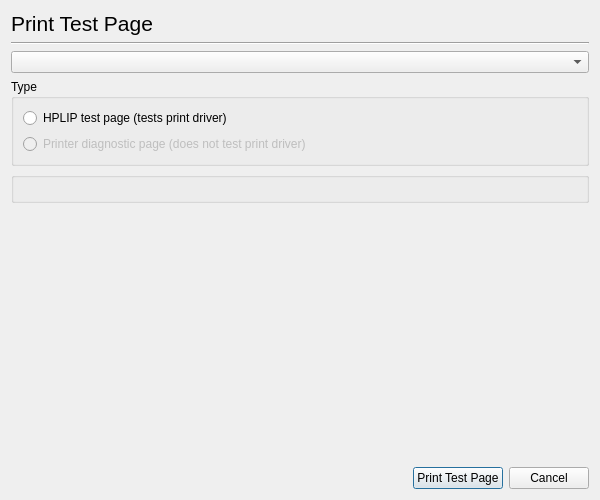
The window that ui4/printtestpagedialog_base.ui (jpopelka/hplip) describes before a commit, drawn with Qt 5.
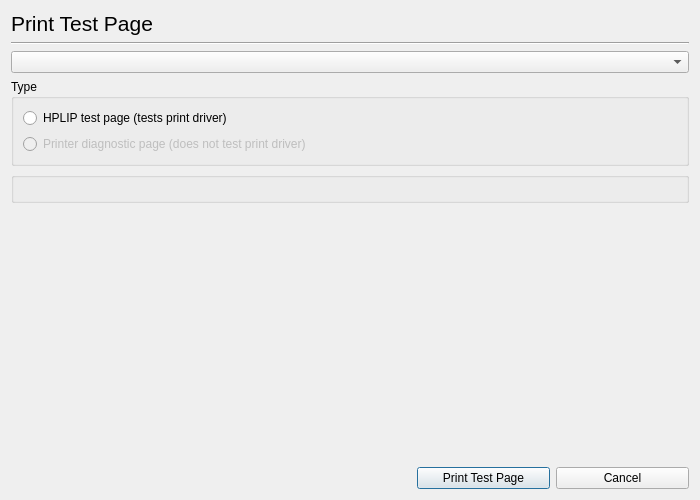
The same window after the commit. Custom widgets are drawn as their Qt base class.

Diff of the .ui file:
```diff
--- a/ui4/printtestpagedialog_base.ui
+++ b/ui4/printtestpagedialog_base.ui
@@ -8,7 +8,7 @@
    <rect>
     <x>0</x>
     <y>0</y>
-    <width>600</width>
+    <width>700</width>
     <height>500</height>
    </rect>
   </property>
```
